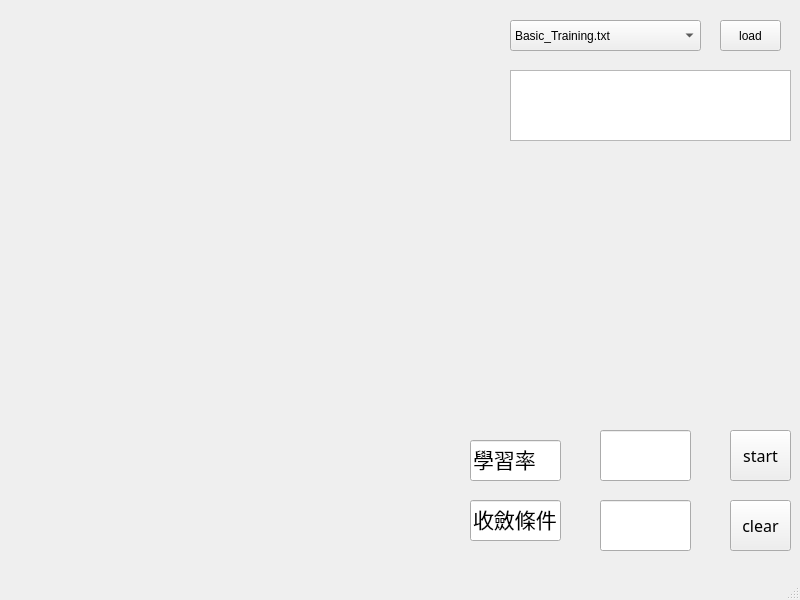
Before: the Qt Designer form 107522010_HW3/ui/Main_Window.ui in q1qip123/HW3, drawn with Qt 5.
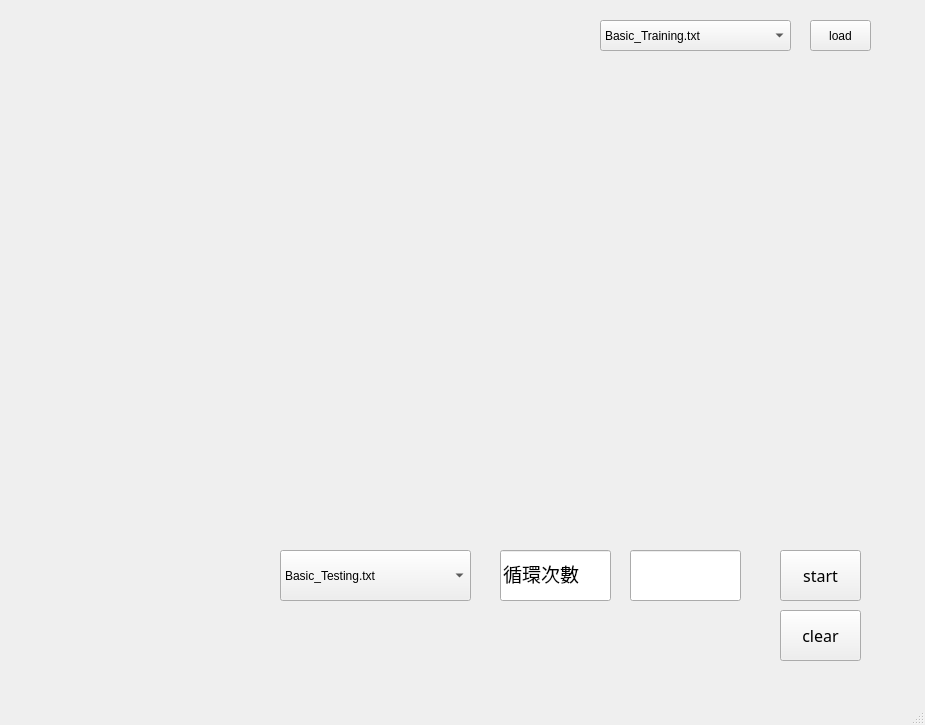
After: the same form once the commit is applied.

Patch:
```diff
--- a/107522010_HW3/ui/Main_Window.ui
+++ b/107522010_HW3/ui/Main_Window.ui
@@ -6,8 +6,8 @@
    <rect>
     <x>0</x>
     <y>0</y>
-    <width>800</width>
-    <height>600</height>
+    <width>925</width>
+    <height>725</height>
    </rect>
   </property>
   <property name="windowTitle">
@@ -17,7 +17,7 @@
    <widget class="QPushButton" name="load">
     <property name="geometry">
      <rect>
-      <x>720</x>
+      <x>810</x>
       <y>20</y>
       <width>61</width>
       <height>31</height>
@@ -30,9 +30,9 @@
    <widget class="QPushButton" name="start">
     <property name="geometry">
      <rect>
-      <x>730</x>
-      <y>430</y>
-      <width>61</width>
+      <x>780</x>
+      <y>550</y>
+      <width>81</width>
       <height>51</height>
      </rect>
     </property>
@@ -49,25 +49,9 @@
    <widget class="QLineEdit" name="learn">
     <property name="geometry">
      <rect>
-      <x>600</x>
-      <y>430</y>
-      <width>91</width>
-      <height>51</height>
-     </rect>
-    </property>
-    <property name="font">
-     <font>
-      <family>Algerian</family>
-      <pointsize>12</pointsize>
-     </font>
-    </property>
-   </widget>
-   <widget class="QLineEdit" name="condition">
-    <property name="geometry">
-     <rect>
-      <x>600</x>
-      <y>500</y>
-      <width>91</width>
+      <x>630</x>
+      <y>550</y>
+      <width>111</width>
       <height>51</height>
      </rect>
     </property>
@@ -81,45 +65,20 @@
    <widget class="QLineEdit" name="lineEdit">
     <property name="geometry">
      <rect>
-      <x>470</x>
-      <y>440</y>
-      <width>91</width>
-      <height>41</height>
+      <x>500</x>
+      <y>550</y>
+      <width>111</width>
+      <height>51</height>
      </rect>
     </property>
     <property name="font">
      <font>
       <family>標楷體</family>
-      <pointsize>16</pointsize>
+      <pointsize>14</pointsize>
      </font>
     </property>
     <property name="text">
-     <string>學習率</string>
-    </property>
-    <property name="dragEnabled">
-     <bool>true</bool>
-    </property>
-    <property name="readOnly">
-     <bool>true</bool>
-    </property>
-   </widget>
-   <widget class="QLineEdit" name="lineEdit_2">
-    <property name="geometry">
-     <rect>
-      <x>470</x>
-      <y>500</y>
-      <width>91</width>
-      <height>41</height>
-     </rect>
-    </property>
-    <property name="font">
-     <font>
-      <family>標楷體</family>
-      <pointsize>16</pointsize>
-     </font>
-    </property>
-    <property name="text">
-     <string>收斂條件</string>
+     <string>循環次數</string>
     </property>
     <property name="dragEnabled">
      <bool>true</bool>
@@ -131,7 +90,7 @@
    <widget class="QComboBox" name="menu">
     <property name="geometry">
      <rect>
-      <x>510</x>
+      <x>600</x>
       <y>20</y>
       <width>191</width>
       <height>31</height>
@@ -154,10 +113,10 @@
    <widget class="QWidget" name="verticalLayoutWidget">
     <property name="geometry">
      <rect>
-      <x>10</x>
+      <x>20</x>
       <y>20</y>
-      <width>461</width>
-      <height>371</height>
+      <width>551</width>
+      <height>471</height>
      </rect>
     </property>
     <layout class="QVBoxLayout" name="ltest"/>
@@ -165,9 +124,9 @@
    <widget class="QPushButton" name="clear_layout">
     <property name="geometry">
      <rect>
-      <x>730</x>
-      <y>500</y>
-      <width>61</width>
+      <x>780</x>
+      <y>610</y>
+      <width>81</width>
       <height>51</height>
      </rect>
     </property>
@@ -184,23 +143,36 @@
    <widget class="QWidget" name="verticalLayoutWidget_2">
     <property name="geometry">
      <rect>
-      <x>510</x>
-      <y>150</y>
+      <x>600</x>
+      <y>110</y>
       <width>281</width>
       <height>241</height>
      </rect>
     </property>
     <layout class="QVBoxLayout" name="test"/>
    </widget>
-   <widget class="QListWidget" name="listWidget">
+   <widget class="QComboBox" name="menu_2">
     <property name="geometry">
      <rect>
-      <x>510</x>
-      <y>70</y>
-      <width>281</width>
-      <height>71</height>
+      <x>280</x>
+      <y>550</y>
+      <width>191</width>
+      <height>51</height>
      </rect>
     </property>
+    <property name="maxCount">
+     <number>2147483644</number>
+    </property>
+    <item>
+     <property name="text">
+      <string>Basic_Testing.txt</string>
+     </property>
+    </item>
+    <item>
+     <property name="text">
+      <string>Bonus_Testing.txt</string>
+     </property>
+    </item>
    </widget>
   </widget>
   <widget class="QMenuBar" name="menubar">
```
Left out of the diff: 4 changed lines with no effect on the pictures.
